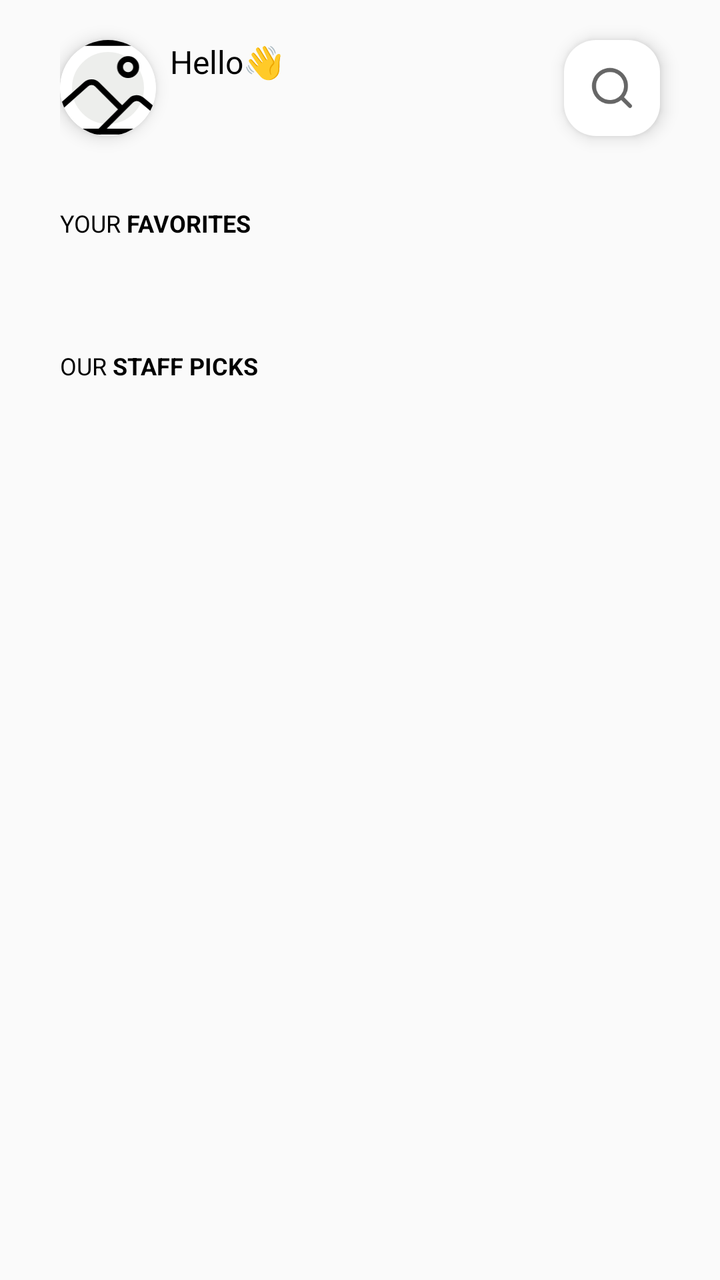
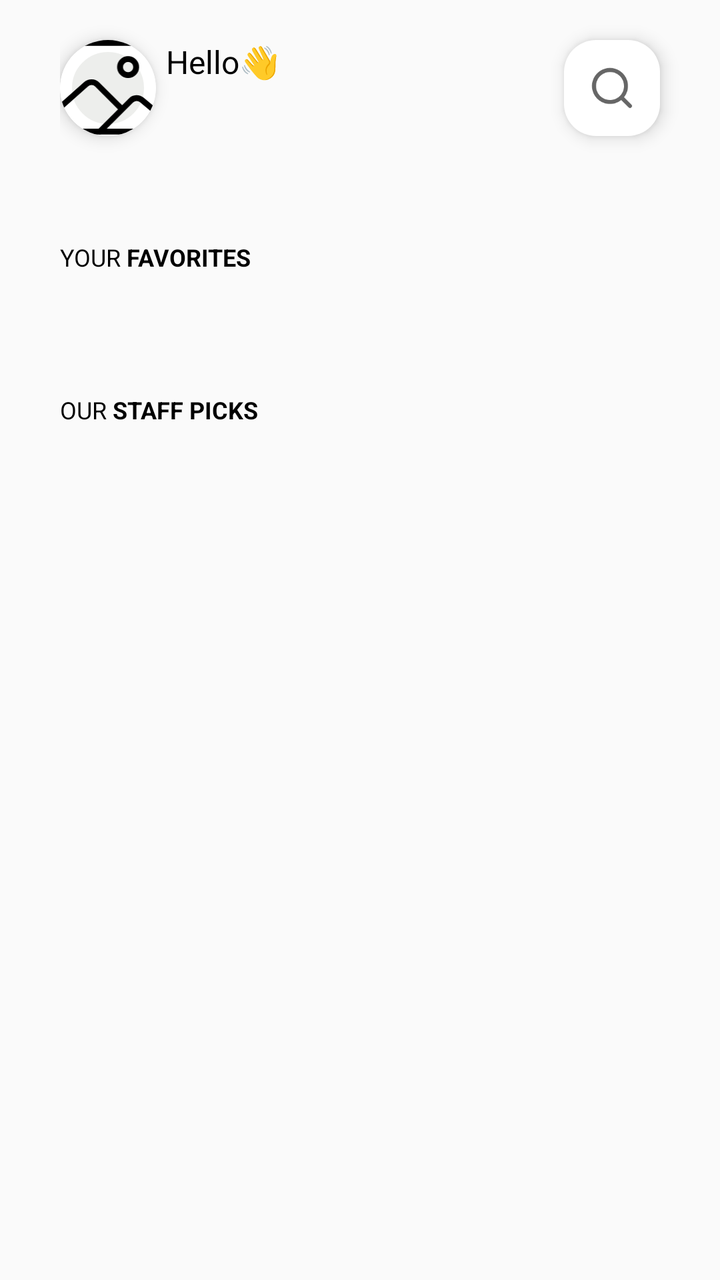

An Android layout rendered at two revisions. The XML below is the earlier revision; the diff shows what the commit changed to produce the second picture.
<!-- AndroidManifest.xml: application theme Theme.MovieCRUDApp -->
<!-- res/layout/layout_home.xml -->
<?xml version="1.0" encoding="utf-8"?>
<layout xmlns:android="http://schemas.android.com/apk/res/android"
    xmlns:app="http://schemas.android.com/apk/res-auto">

    <data>
        <variable
            name="viewmodel"
            type="com.jmrsa.moviecrudapp.presentation.fragments.home.HomeViewModel" />
    </data>

    <ScrollView
        android:id="@+id/scrollViewHome"
        android:layout_width="match_parent"
        android:layout_height="match_parent">

        <androidx.constraintlayout.widget.ConstraintLayout
            android:layout_width="match_parent"
            android:layout_height="wrap_content"
            android:clipChildren="false"
            android:clipToPadding="false"
            android:layout_marginStart="30dp">

            <androidx.cardview.widget.CardView
                android:id="@+id/cardProfile"
                android:layout_width="48dp"
                android:layout_height="48dp"
                android:layout_marginTop="20dp"
                app:cardCornerRadius="200dp"
                app:cardElevation="5dp"
                app:layout_constraintEnd_toStartOf="@+id/sectionProfileInfo"
                app:layout_constraintStart_toStartOf="parent"
                app:layout_constraintTop_toTopOf="parent">

                <ImageView
                    android:id="@+id/imageProfile"
                    android:background="@drawable/circular_picture"
                    android:layout_width="match_parent"
                    android:layout_height="match_parent"
                    android:src="@drawable/placeholder_image_picker"
                    android:adjustViewBounds="true"
                    android:contentDescription="@string/movie_crud_img_picker_cd"
                    android:scaleType="centerCrop" />

            </androidx.cardview.widget.CardView>

            <LinearLayout
                android:id="@+id/sectionProfileInfo"
                android:layout_width="wrap_content"
                android:layout_height="wrap_content"
                android:layout_marginTop="20dp"
                android:layout_marginStart="7dp"
                android:orientation="vertical"
                app:layout_constraintStart_toEndOf="@+id/cardProfile"
                app:layout_constraintTop_toTopOf="parent">

                <TextView
                    android:layout_width="wrap_content"
                    android:layout_height="wrap_content"
                    android:textColor="@color/black"
                    android:textSize="16sp"
                    android:text="@string/movie_crud_label_greeting" />

                <TextView
                    android:layout_width="wrap_content"
                    android:layout_height="wrap_content"
                    android:textColor="@color/black"
                    android:textSize="16sp"
                    android:text="@{viewmodel.viewState.user.userName}"
                    android:textStyle="bold" />
            </LinearLayout>

            <ImageButton
                android:id="@+id/buttonSearch"
                android:layout_width="48dp"
                android:layout_height="48dp"
                android:background="@drawable/rounded_corner_input"
                android:contentDescription="@string/movie_crud_search_icon_cd"
                android:elevation="5dp"
                android:src="@drawable/ic_search"
                android:layout_marginTop="20dp"
                android:layout_marginEnd="30dp"
                app:layout_constraintEnd_toEndOf="parent"
                app:layout_constraintTop_toTopOf="parent" />

            <TextView
                android:id="@+id/labelYourFavorites"
                android:layout_width="wrap_content"
                android:layout_height="wrap_content"
                android:text="@string/movie_crud_label_your_favorites"
                android:layout_marginTop="40dp"
                android:paddingBottom="15dp"
                android:textColor="@color/black"
                android:textSize="12sp"
                android:textAllCaps="true"
                app:layout_constraintStart_toStartOf="parent"
                app:layout_constraintTop_toBottomOf="@+id/sectionProfileInfo" />

            <androidx.recyclerview.widget.RecyclerView
                android:id="@+id/rvMovieFavorites"
                android:layout_width="match_parent"
                android:layout_height="wrap_content"
                android:clipChildren="false"
                app:layout_constraintTop_toBottomOf="@+id/labelYourFavorites" />

            <TextView
                android:id="@+id/labelStaffPicks"
                android:layout_width="wrap_content"
                android:layout_height="wrap_content"
                android:text="@string/movie_crud_label_staff_picks"
                android:layout_marginTop="40dp"
                android:textColor="@color/black"
                android:paddingBottom="15dp"
                android:textSize="12sp"
                android:textAllCaps="true"
                app:layout_constraintStart_toStartOf="parent"
                app:layout_constraintTop_toBottomOf="@+id/rvMovieFavorites" />

            <androidx.recyclerview.widget.RecyclerView
                android:id="@+id/rvStaffPicks"
                android:layout_width="match_parent"
                android:layout_height="wrap_content"
                android:clipChildren="false"
                app:layout_constraintTop_toBottomOf="@+id/labelStaffPicks" />

        </androidx.constraintlayout.widget.ConstraintLayout>

    </ScrollView>
</layout>
<!-- resources referenced by this layout -->
<resources>
  <color name="black">#FF000000</color>
  <!-- drawable circular_picture (drawable) -->
  <?xml version="1.0" encoding="utf-8"?>
  <shape xmlns:android="http://schemas.android.com/apk/res/android"
      android:innerRadius="0dp"
      android:shape="ring"
      android:thicknessRatio="2.0"
      android:useLevel="false">
      <solid android:color="@color/darkgray_alpha5" />
      <stroke
          android:width="6dp"
          android:color="@color/white" />
      <corners android:radius="12dp" />
  </shape>
  <!-- drawable ic_search (drawable) -->
  <vector xmlns:android="http://schemas.android.com/apk/res/android"
      android:width="24dp"
      android:height="24dp"
      android:viewportWidth="24"
      android:viewportHeight="24">
    <path
        android:pathData="M21.71,20.29L18,16.61C19.44,14.814 20.138,12.535 19.949,10.241C19.76,7.947 18.7,5.813 16.986,4.277C15.271,2.741 13.034,1.92 10.733,1.982C8.432,2.045 6.243,2.988 4.615,4.615C2.988,6.243 2.045,8.432 1.982,10.733C1.92,13.034 2.74,15.271 4.277,16.986C5.813,18.7 7.947,19.76 10.241,19.949C12.535,20.138 14.814,19.44 16.61,18L20.29,21.68C20.383,21.774 20.494,21.848 20.615,21.899C20.737,21.95 20.868,21.976 21,21.976C21.132,21.976 21.263,21.95 21.385,21.899C21.506,21.848 21.617,21.774 21.71,21.68C21.89,21.493 21.991,21.244 21.991,20.985C21.991,20.726 21.89,20.476 21.71,20.29ZM11,18C9.616,18 8.262,17.59 7.111,16.82C5.96,16.051 5.063,14.958 4.533,13.679C4.003,12.4 3.864,10.992 4.135,9.634C4.405,8.276 5.071,7.029 6.05,6.05C7.029,5.071 8.276,4.405 9.634,4.135C10.992,3.864 12.4,4.003 13.679,4.533C14.958,5.063 16.051,5.96 16.82,7.111C17.59,8.262 18,9.616 18,11C18,12.856 17.263,14.637 15.95,15.95C14.637,17.263 12.856,18 11,18Z"
        android:fillColor="#000000"
        android:fillAlpha="0.6"/>
  </vector>
  <!-- drawable rounded_corner_input (drawable) -->
  <?xml version="1.0" encoding="utf-8"?>
  <shape
      xmlns:android="http://schemas.android.com/apk/res/android"
      android:shape="rectangle">
      <solid android:color="@color/white"/>
      <corners android:radius="16dp" />
  </shape>
  <string name="movie_crud_img_picker_cd">MovieCRUDApp Image Picker Icon</string>
  <string name="movie_crud_label_greeting">Hello👋</string>
  <string name="movie_crud_label_staff_picks">Our <b>Staff Picks</b></string>
  <string name="movie_crud_label_your_favorites">Your <b>Favorites</b></string>
  <string name="movie_crud_search_icon_cd">MovieCRUDApp Image Search Icon</string>
  <style name="Theme.MovieCRUDApp" parent="Theme.AppCompat.Light.NoActionBar">
  
      </style>
  <color name="darkgray_alpha5">#141C250D</color>
  <color name="white">#FFFFFFFF</color>
  <!-- unchanged entries left out for length: 1 -->
</resources>

<!-- the commit's change to res/layout/layout_home.xml (unified diff, before → after) -->
@@ -25,6 +25,7 @@
                 android:layout_width="48dp"
                 android:layout_height="48dp"
                 android:layout_marginTop="20dp"
+                android:layout_marginBottom="28dp"
                 app:cardCornerRadius="200dp"
                 app:cardElevation="5dp"
                 app:layout_constraintEnd_toStartOf="@+id/sectionProfileInfo"
@@ -48,7 +49,8 @@
                 android:layout_width="wrap_content"
                 android:layout_height="wrap_content"
                 android:layout_marginTop="20dp"
-                android:layout_marginStart="7dp"
+                android:layout_marginStart="5dp"
+                android:layout_marginBottom="28dp"
                 android:orientation="vertical"
                 app:layout_constraintStart_toEndOf="@+id/cardProfile"
                 app:layout_constraintTop_toTopOf="parent">
@@ -76,6 +78,7 @@
                 android:background="@drawable/rounded_corner_input"
                 android:contentDescription="@string/movie_crud_search_icon_cd"
                 android:elevation="5dp"
+                android:layout_marginBottom="28dp"
                 android:src="@drawable/ic_search"
                 android:layout_marginTop="20dp"
                 android:layout_marginEnd="30dp"
@@ -87,8 +90,9 @@
                 android:layout_width="wrap_content"
                 android:layout_height="wrap_content"
                 android:text="@string/movie_crud_label_your_favorites"
-                android:layout_marginTop="40dp"
-                android:paddingBottom="15dp"
+                android:layout_marginTop="27dp"
+                android:paddingTop="30dp"
+                android:paddingBottom="20dp"
                 android:textColor="@color/black"
                 android:textSize="12sp"
                 android:textAllCaps="true"
@@ -109,7 +113,7 @@
                 android:text="@string/movie_crud_label_staff_picks"
                 android:layout_marginTop="40dp"
                 android:textColor="@color/black"
-                android:paddingBottom="15dp"
+                android:paddingBottom="20dp"
                 android:textSize="12sp"
                 android:textAllCaps="true"
                 app:layout_constraintStart_toStartOf="parent"
